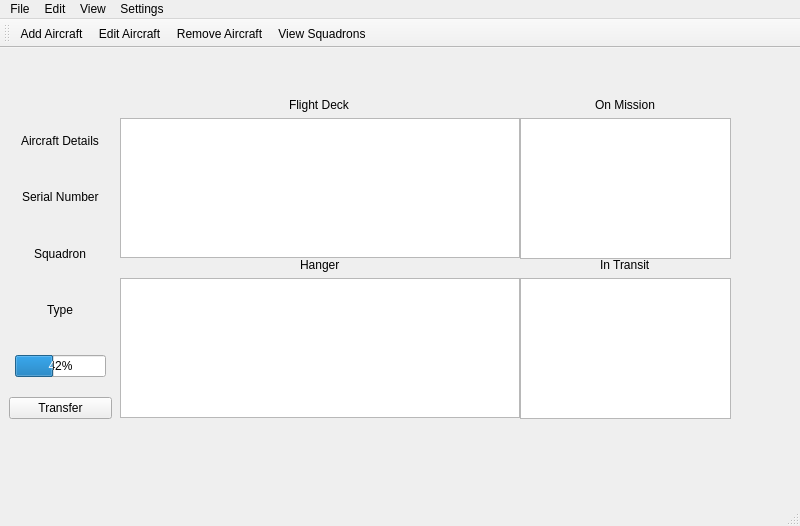
Above: GUI/mainWindow.ui from Wod1n/Air-Asset-Manager before the change. Below: the same form after it.
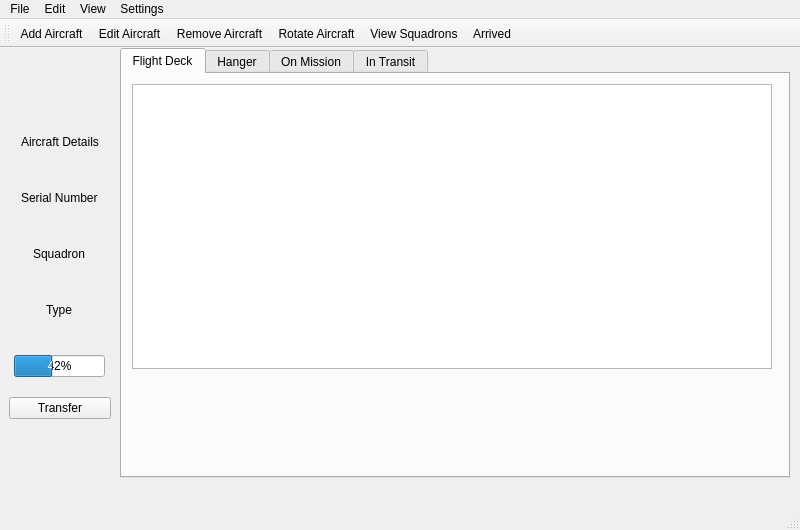
That is the form after the change.

Commit message: Graphics and stowages added. FD persistence added.

Diff of the .ui file:
```diff
--- a/GUI/mainWindow.ui
+++ b/GUI/mainWindow.ui
@@ -7,108 +7,20 @@
     <x>0</x>
     <y>0</y>
     <width>800</width>
-    <height>526</height>
+    <height>530</height>
    </rect>
   </property>
   <property name="windowTitle">
    <string>MainWindow</string>
   </property>
   <widget class="QWidget" name="centralwidget">
-   <widget class="QWidget" name="gridLayoutWidget">
-    <property name="geometry">
-     <rect>
-      <x>120</x>
-      <y>210</y>
-      <width>400</width>
-      <height>160</height>
-     </rect>
-    </property>
-    <layout class="QGridLayout" name="hangerSizer">
-     <item row="0" column="0" alignment="Qt::AlignHCenter|Qt::AlignTop">
-      <widget class="QLabel" name="label_3">
-       <property name="text">
-        <string>Hanger</string>
-       </property>
-      </widget>
-     </item>
-     <item row="1" column="0">
-      <widget class="QGraphicsView" name="hangerView"/>
-     </item>
-    </layout>
-   </widget>
-   <widget class="QWidget" name="gridLayoutWidget_2">
-    <property name="geometry">
-     <rect>
-      <x>120</x>
-      <y>50</y>
-      <width>400</width>
-      <height>160</height>
-     </rect>
-    </property>
-    <layout class="QGridLayout" name="fdSizer">
-     <item row="0" column="0" alignment="Qt::AlignHCenter|Qt::AlignTop">
-      <widget class="QLabel" name="label_4">
-       <property name="text">
-        <string>Flight Deck</string>
-       </property>
-      </widget>
-     </item>
-     <item row="1" column="0">
-      <widget class="QGraphicsView" name="fdView"/>
-     </item>
-    </layout>
-   </widget>
-   <widget class="QWidget" name="verticalLayoutWidget">
-    <property name="geometry">
-     <rect>
-      <x>520</x>
-      <y>50</y>
-      <width>211</width>
-      <height>161</height>
-     </rect>
-    </property>
-    <layout class="QVBoxLayout" name="onMission">
-     <item alignment="Qt::AlignHCenter|Qt::AlignTop">
-      <widget class="QLabel" name="label">
-       <property name="text">
-        <string>On Mission</string>
-       </property>
-      </widget>
-     </item>
-     <item>
-      <widget class="QListWidget" name="missionList"/>
-     </item>
-    </layout>
-   </widget>
-   <widget class="QWidget" name="verticalLayoutWidget_2">
-    <property name="geometry">
-     <rect>
-      <x>520</x>
-      <y>210</y>
-      <width>211</width>
-      <height>161</height>
-     </rect>
-    </property>
-    <layout class="QVBoxLayout" name="inTransit">
-     <item alignment="Qt::AlignHCenter|Qt::AlignTop">
-      <widget class="QLabel" name="label_2">
-       <property name="text">
-        <string>In Transit</string>
-       </property>
-      </widget>
-     </item>
-     <item>
-      <widget class="QListWidget" name="transitList"/>
-     </item>
-    </layout>
-   </widget>
    <widget class="QFrame" name="gridFrame_3">
     <property name="geometry">
      <rect>
       <x>0</x>
-      <y>59</y>
-      <width>121</width>
-      <height>321</height>
+      <y>60</y>
+      <width>120</width>
+      <height>320</height>
      </rect>
     </property>
     <layout class="QGridLayout" name="gridLayout_3">
@@ -156,6 +68,79 @@
      </item>
     </layout>
    </widget>
+   <widget class="QTabWidget" name="tabWidget_2">
+    <property name="geometry">
+     <rect>
+      <x>120</x>
+      <y>0</y>
+      <width>670</width>
+      <height>430</height>
+     </rect>
+    </property>
+    <property name="currentIndex">
+     <number>0</number>
+    </property>
+    <widget class="QWidget" name="fdTab">
+     <attribute name="title">
+      <string>Flight Deck</string>
+     </attribute>
+     <widget class="QGraphicsView" name="fdView">
+      <property name="geometry">
+       <rect>
+        <x>10</x>
+        <y>10</y>
+        <width>640</width>
+        <height>285</height>
+       </rect>
+      </property>
+     </widget>
+    </widget>
+    <widget class="QWidget" name="hangerTab">
+     <attribute name="title">
+      <string>Hanger</string>
+     </attribute>
+     <widget class="QGraphicsView" name="hangerView">
+      <property name="geometry">
+       <rect>
+        <x>10</x>
+        <y>20</y>
+        <width>560</width>
+        <height>190</height>
+       </rect>
+      </property>
+     </widget>
+    </widget>
+    <widget class="QWidget" name="missionTab">
+     <attribute name="title">
+      <string>On Mission</string>
+     </attribute>
+     <widget class="QListWidget" name="missionList">
+      <property name="geometry">
+       <rect>
+        <x>10</x>
+        <y>10</y>
+        <width>210</width>
+        <height>240</height>
+       </rect>
+      </property>
+     </widget>
+    </widget>
+    <widget class="QWidget" name="transitTab">
+     <attribute name="title">
+      <string>In Transit</string>
+     </attribute>
+     <widget class="QListWidget" name="transitList">
+      <property name="geometry">
+       <rect>
+        <x>10</x>
+        <y>20</y>
+        <width>210</width>
+        <height>240</height>
+       </rect>
+      </property>
+     </widget>
+    </widget>
+   </widget>
   </widget>
   <widget class="QMenuBar" name="menubar">
    <property name="geometry">
@@ -207,7 +192,9 @@
    <addaction name="actionaddAircraft"/>
    <addaction name="actioneditAircraft"/>
    <addaction name="actionremoveAircraft"/>
+   <addaction name="actionrotateAircraft"/>
    <addaction name="actionviewSquadrons"/>
+   <addaction name="actionArrived"/>
   </widget>
   <action name="actionaddAircraft">
    <property name="text">
@@ -229,6 +216,16 @@
     <string>Remove Aircraft</string>
    </property>
   </action>
+  <action name="actionrotateAircraft">
+   <property name="text">
+    <string>Rotate Aircraft</string>
+   </property>
+  </action>
+  <action name="actionArrived">
+   <property name="text">
+    <string>Arrived</string>
+   </property>
+  </action>
  </widget>
  <resources/>
  <connections>
```
Left out of the diff: 53 changed lines with no effect on the pictures. The commit also changes 22 other files.
